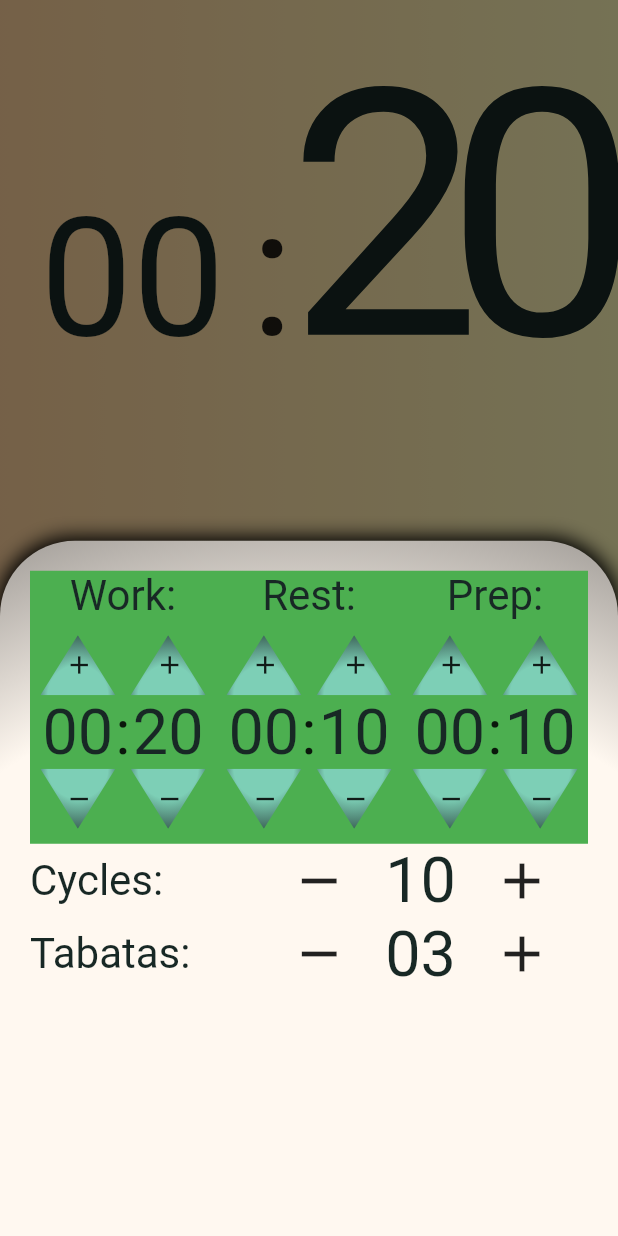
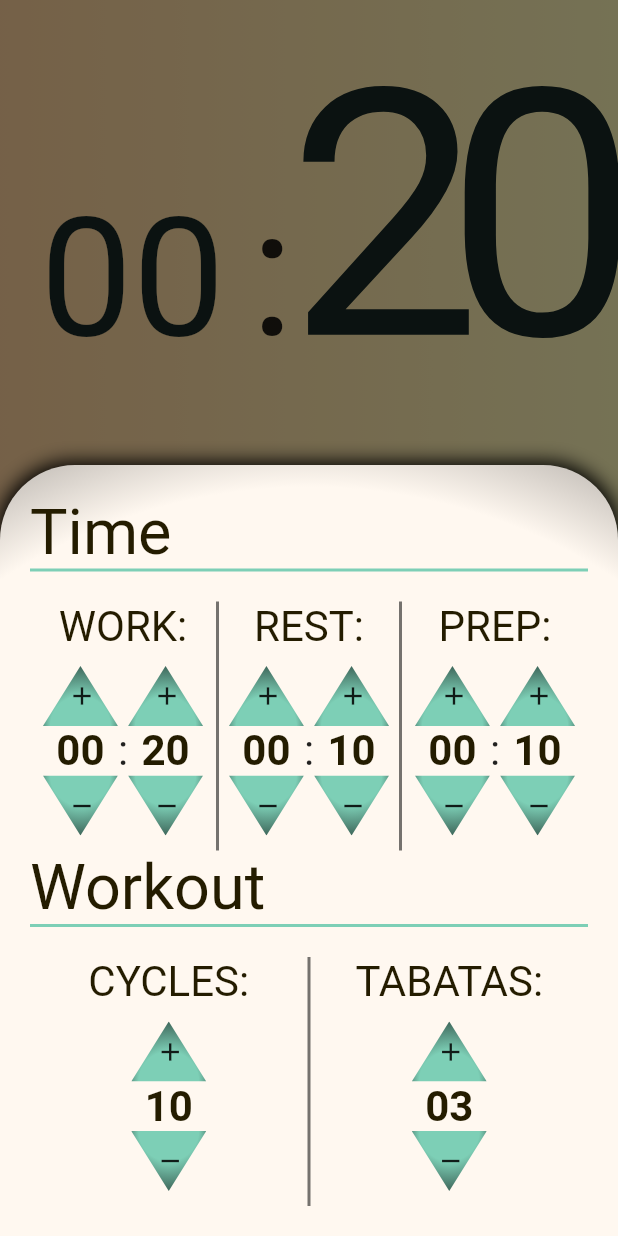
Before and after one commit to juliaBystrom/tabata-timer, a Flutter app: the screen it shows after launch, after a tap on the "settings" icon, on a phone screen of 412 x 824 dp. Run offline on Flutter 3.47's test engine with Material 2 defaults, Android fonts, the light colour scheme and no system bars; our stand-ins replace google_fonts.

Commit message:
redesigned settings sheet

```diff
--- a/tabataTimerApp/lib/SettingsWidgets/ButtonSettingsSheet.dart
+++ b/tabataTimerApp/lib/SettingsWidgets/ButtonSettingsSheet.dart
@@ -18,16 +18,18 @@ class _ButtonSettingsSheetState extends State<ButtonSettingsSheet> {
     var bottomSheetController = showModalBottomSheet(
       context: context,
       backgroundColor: Colors.transparent,
-      builder: (context) => Container(
-        height: 500,
+      isScrollControlled: true,
+      builder: (context) => Wrap(
+        children: [
+          Container(
             decoration: BoxDecoration(
-
               gradient: RadialGradient(
                 colors: [
                   const Color(0xffFFF8F0),
                   const Color(0xffFFF8F0),
                   Colors.black,
                 ],
+                focal: Alignment.center,
                 radius: 1.8,
                 center: FractionalOffset(0.5, 1),
               ),
@@ -43,7 +45,11 @@ class _ButtonSettingsSheetState extends State<ButtonSettingsSheet> {
               ),
             ),
             padding: EdgeInsets.all(20),
+            // alignment: Alignment.center,
+            //constraints: BoxConstraints.expand(height: 900),
             child: SettingsPane(widget.tabataInfo),
+          ),
+        ],
       ),
     );
     showFoatingActionButton(false);
--- /dev/null
+++ b/tabataTimerApp/lib/SettingsWidgets/oneDigitChooser.dart
@@ -0,0 +1,52 @@
+import 'package:flutter/material.dart';
+import 'package:tabataTimerApp/StyleCollection/textStyles.dart';
+import '../tabataInfo.dart';
+
+import 'buttonTimeChange.dart';
+
+class OneDigitChooser extends StatefulWidget {
+  final Function changeNrFunction;
+  final TabtaInfo tabataInfo;
+  // Work for now using bool, not scalable
+  final bool showCyclesOutherwiseTabatas;
+
+  OneDigitChooser(
+      this.changeNrFunction, this.tabataInfo, this.showCyclesOutherwiseTabatas);
+
+  @override
+  _OneDigitChooserState createState() => _OneDigitChooserState();
+}
+
+class _OneDigitChooserState extends State<OneDigitChooser> {
+  int displayNr;
+  @override
+  Widget build(BuildContext context) {
+    displayNr = widget.showCyclesOutherwiseTabatas
+        ? widget.tabataInfo.nrOfCycles
+        : widget.tabataInfo.nrOfTabatas;
+
+    return Container(
+      padding: EdgeInsets.fromLTRB(0, 10, 0, 10),
+      child: Column(
+        mainAxisAlignment: MainAxisAlignment.center,
+        children: [
+          ButtonTimeChange(() {
+            setState(() {
+              widget.changeNrFunction(1);
+            });
+          }, Icons.add, "Add one", true),
+          Text(
+            "${displayNr.toString().padLeft(2, '0')}",
+            textScaleFactor: 2,
+            style: TextStyles().textStyleNumbers,
+          ),
+          ButtonTimeChange(() {
+            setState(() {
+              widget.changeNrFunction(-1);
+            });
+          }, Icons.remove, "Decrease one", false),
+        ],
+      ),
+    );
+  }
+}
--- a/tabataTimerApp/lib/SettingsWidgets/settingsPane.dart
+++ b/tabataTimerApp/lib/SettingsWidgets/settingsPane.dart
@@ -2,6 +2,7 @@ import 'package:flutter/material.dart';
 import '../tabataInfo.dart';
 import './timeChooser.dart';
 import '../StyleCollection/textStyles.dart';
+import 'oneDigitChooser.dart';
 
 class SettingsPane extends StatefulWidget {
   final TabtaInfo tabataInfo;
@@ -15,102 +16,97 @@ class _SettingsPaneState extends State<SettingsPane> {
   @override
   Widget build(BuildContext context) {
     return Column(
-      // crossAxisAlignment: CrossAxisAlignment.stretch,
+      mainAxisAlignment: MainAxisAlignment.spaceBetween,
+      // mainAxisSize: MainAxisSize.max,
+      crossAxisAlignment: CrossAxisAlignment.stretch,
       children: [
+        Container(
+          // color: Color(0x2f7DCFB6),
+          margin: EdgeInsets.fromLTRB(0, 0, 0, 20),
+          decoration: BoxDecoration(
+            border: Border(
+              bottom: BorderSide(color: Color(0xff7DCFB6), width: 2),
+            ),
+          ),
+          child: Text(
+            "Time",
+            textScaleFactor: 3,
+            style: TextStyles().textStyle,
+          ),
+        ),
         Row(children: [
-          TimeChooser(widget.tabataInfo, "Work:",
+          TimeChooser(widget.tabataInfo, "WORK:",
               widget.tabataInfo.changeSecondsWorkTime, TabataStatus.working),
-          TimeChooser(widget.tabataInfo, "Rest:",
+          TimeChooser(widget.tabataInfo, "REST:",
               widget.tabataInfo.changeSecondsRestTime, TabataStatus.resting),
-          TimeChooser(widget.tabataInfo, "Prep:",
+          TimeChooser(widget.tabataInfo, "PREP:",
               widget.tabataInfo.changeSecondsPrepTime, TabataStatus.preparing),
         ]),
+        Container(
+          // color: Color(0x2f7DCFB6),
+          margin: EdgeInsets.fromLTRB(0, 0, 0, 20),
+          decoration: BoxDecoration(
+            border: Border(
+              bottom: BorderSide(color: Color(0xff7DCFB6), width: 2),
+            ),
+          ),
+          child: Text(
+            "Workout",
+            textScaleFactor: 3,
+            style: TextStyles().textStyle,
+          ),
+        ),
         Row(
-          mainAxisSize: MainAxisSize.max,
+          children: [
+            Flexible(
+              // color: Colors.pink,
+              flex: 1,
+              child: Container(
+                alignment: Alignment.center,
+                // margin: EdgeInsets.fromLTRB(10, 0, 10, 0),
+                decoration: BoxDecoration(
+                    // color: Color(0x2f7DCFB6),
+                    border: Border(
+                        right: BorderSide(color: Colors.black54, width: 1))),
+                child: Column(
                   mainAxisAlignment: MainAxisAlignment.spaceBetween,
                   children: [
                     Text(
-              "Cycles:",
+                      "CYCLES:",
                       textScaleFactor: 2,
                       style: TextStyles().textStyle,
                     ),
-            Row(
-              children: [
-                FlatButton(
-                  shape: CircleBorder(),
-                  onPressed: () {
-                    setState(() {
-                      widget.tabataInfo.changeNrOfcycles(-1);
-                    });
-                  },
-                  child: Icon(
-                    Icons.remove,
-                    size: 40,
+                    OneDigitChooser(widget.tabataInfo.changeNrOfcycles,
+                        widget.tabataInfo, true),
+                  ],
                 ),
               ),
-                Text(
-                  "${widget.tabataInfo.nrOfCycles.toString().padLeft(2, '0')}",
-                  textScaleFactor: 3,
-                  style: TextStyles().textStyleNumbers,
             ),
-                FlatButton(
-                  shape: CircleBorder(),
-                  onPressed: () {
-                    setState(() {
-                      widget.tabataInfo.changeNrOfcycles(1);
-                    });
-                  },
-                  child: Icon(
-                    Icons.add,
-                    size: 40,
+            Flexible(
+              // color: Colors.pink,
+              flex: 1,
+              child: Container(
+                alignment: Alignment.center,
+                // margin: EdgeInsets.fromLTRB(10, 0, 10, 0),
+                decoration: BoxDecoration(
+                  // color: Color(0x2f7DCFB6),
+                  border: Border(
+                    left: BorderSide(color: Colors.black54, width: 1),
                   ),
                 ),
-              ],
-            ),
-          ],
-        ),
-        Row(
-          mainAxisSize: MainAxisSize.max,
+                child: Column(
                   mainAxisAlignment: MainAxisAlignment.spaceBetween,
                   children: [
                     Text(
-              "Tabatas:",
+                      "TABATAS:",
                       textScaleFactor: 2,
                       style: TextStyles().textStyle,
                     ),
-            Row(
-              // mainAxisAlignment: MainAxisAlignment.center,
-              children: [
-                FlatButton(
-                  shape: CircleBorder(),
-                  onPressed: () {
-                    setState(() {
-                      widget.tabataInfo.changeNrOfTabatas(-1);
-                    });
-                  },
-                  child: Icon(
-                    Icons.remove,
-                    size: 40,
+                    OneDigitChooser(widget.tabataInfo.changeNrOfTabatas,
+                        widget.tabataInfo, false),
+                  ],
                 ),
               ),
-                Text(
-                  "${widget.tabataInfo.nrOfTabatas.toString().padLeft(2, '0')}",
-                  textScaleFactor: 3,
-                  style: TextStyles().textStyleNumbers,
-                ),
-                FlatButton(
-                  shape: CircleBorder(),
-                  onPressed: () {
-                    setState(() {
-                      widget.tabataInfo.changeNrOfTabatas(1);
-                    });
-                  },
-                  child: Icon(
-                    Icons.add,
-                    size: 40,
-                  ),
-                ),
-              ],
             ),
           ],
         ),
--- a/tabataTimerApp/lib/SettingsWidgets/timeChooser.dart
+++ b/tabataTimerApp/lib/SettingsWidgets/timeChooser.dart
@@ -1,6 +1,5 @@
 import 'package:flutter/material.dart';
 import '../tabataInfo.dart';
-import '../StyleCollection/DiamondPainter.dart';
 import '../StyleCollection/textStyles.dart';
 import 'buttonTimeChange.dart';
 
@@ -20,6 +19,12 @@ class TimeChooser extends StatefulWidget {
 
 class _TimeChooserState extends State<TimeChooser> {
   int seconds;
+
+  // Because Resting is in the middle
+  Border borderResting = Border(
+    right: BorderSide(color: Colors.black54, width: 2),
+    left: BorderSide(color: Colors.black54, width: 2),
+  );
 
   @override
   Widget build(BuildContext context) {
@@ -45,8 +50,14 @@ class _TimeChooserState extends State<TimeChooser> {
       // color: Colors.pink,
       flex: 1,
       child: Container(
-        color: Colors.green,
         alignment: Alignment.center,
+        // margin: EdgeInsets.fromLTRB(10, 0, 10, 0),
+        decoration: BoxDecoration(
+          // color: Color(0x2f7DCFB6),
+          border: widget.tabataStatus == TabataStatus.resting
+              ? borderResting
+              : Border(),
+        ),
         child: Column(
           mainAxisAlignment: MainAxisAlignment.spaceBetween,
           crossAxisAlignment: CrossAxisAlignment.center,
@@ -71,7 +82,7 @@ class _TimeChooserState extends State<TimeChooser> {
                       }, Icons.add, "Add one minute", true),
                       Text(
                         "${(seconds ~/ 60).toString().padLeft(2, '0')}",
-                        textScaleFactor: 3,
+                        textScaleFactor: 2,
                         style: TextStyles().textStyleNumbers,
                       ),
                       ButtonTimeChange(() {
@@ -84,7 +95,7 @@ class _TimeChooserState extends State<TimeChooser> {
                 ),
                 Text(
                   ":",
-                  textScaleFactor: 3,
+                  textScaleFactor: 2,
                 ),
                 Container(
                   padding: EdgeInsets.fromLTRB(0, 10, 0, 10),
@@ -97,7 +108,7 @@ class _TimeChooserState extends State<TimeChooser> {
                       }, Icons.add, "Add one second", true),
                       Text(
                         "${(seconds % 60).toString().padLeft(2, '0')}",
-                        textScaleFactor: 3,
+                        textScaleFactor: 2,
                         style: TextStyles().textStyleNumbers,
                       ),
                       ButtonTimeChange(() {
--- a/tabataTimerApp/lib/StyleCollection/textStyles.dart
+++ b/tabataTimerApp/lib/StyleCollection/textStyles.dart
@@ -9,11 +9,14 @@ class TextStyles {
   ); */
 
   final TextStyle textStyle = TextStyle(
-    color: Color(0xff182825),
+    // color: Color(0xff182825),
+    color: Color(0xff241C00)
+
   );
 
   final TextStyle textStyleNumbers = GoogleFonts.cutiveMono(
     // Link: https://fonts.google.com/specimen/Cutive+Mono?preview.text_type=numerals&category=Monospace&sort=popularity&preview.size=66#standard-styles
-    color: Color(0xff182825),
+    color: Color(0xff241C00),
+    fontWeight: FontWeight.bold,
   );
 }
--- a/tabataTimerApp/lib/home.dart
+++ b/tabataTimerApp/lib/home.dart
@@ -76,7 +76,6 @@ class _HomeState extends State<Home> {
                 const Color(0xffff930f),
                 const Color(0xfffff95b),
               ],
-
             ),
           ),
           child: Column(
```
Also changed, not shown: 1 other file. Lines whose indentation alone changed are shown as unchanged.
